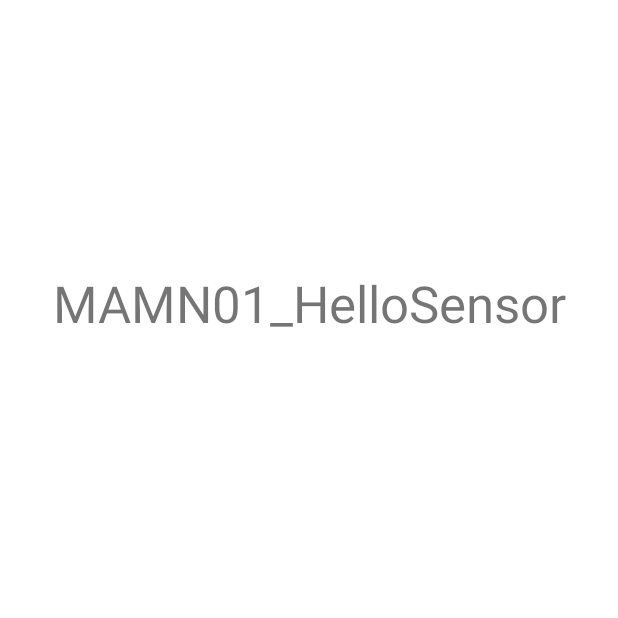
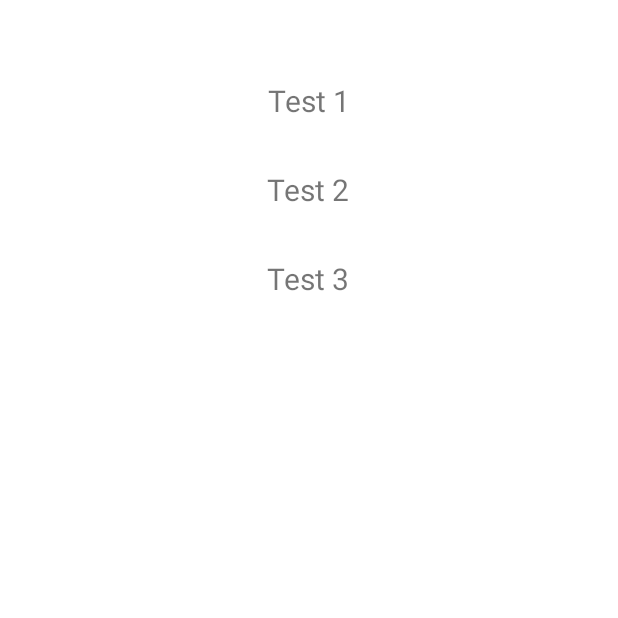
Before and after one commit to UsperX/MAMN01_HelloSensor, an Android app: the AccelerometerActivity screen opened directly, with no data from a screen before it, on a phone screen of 412 x 824 dp, the top half of it. Run offline under Robolectric (Android 15) with nearby library versions, the phone set to English and light mode, and no system bars.

Commit message:
Add accelerometer functionality

```diff
--- a/app/src/main/java/com/example/mamn01_hellosensor/AccelerometerActivity.java
+++ b/app/src/main/java/com/example/mamn01_hellosensor/AccelerometerActivity.java
@@ -2,13 +2,75 @@ package com.example.mamn01_hellosensor;
 
 import androidx.appcompat.app.AppCompatActivity;
 
+import android.hardware.Sensor;
+import android.hardware.SensorEvent;
+import android.hardware.SensorEventListener;
+import android.hardware.SensorManager;
 import android.os.Bundle;
+import android.widget.TextView;
+import android.hardware.SensorManager;
 
 public class AccelerometerActivity extends AppCompatActivity {
+
+    private SensorManager sensorManager;
+    private Sensor sensorAccelerometer;
+
+    private TextView xText;
+    private TextView yText;
+    private TextView zText;
+
+    private float currentX;
+    private float currentY;
+    private float currentZ;
+    private float[] floatGravity = new float[3];
 
     @Override
     protected void onCreate(Bundle savedInstanceState) {
         super.onCreate(savedInstanceState);
         setContentView(R.layout.activity_accelerometer);
+
+        xText = (TextView) findViewById(R.id.x_textView);
+        yText = (TextView) findViewById(R.id.y_textView);
+        zText = (TextView) findViewById(R.id.z_textView);
+
+        sensorManager = (SensorManager) getSystemService(SENSOR_SERVICE);
+        sensorAccelerometer = sensorManager.getDefaultSensor(Sensor.TYPE_ACCELEROMETER);
+
+        sensorManager.registerListener(sensorEventListenerAccelrometer, sensorAccelerometer, SensorManager.SENSOR_DELAY_UI);
     }
+
+    @Override
+    protected void onPause() {
+        super.onPause();
+
+        //Stop listener to save battery
+        sensorManager.unregisterListener(sensorEventListenerAccelrometer);
+    }
+
+    @Override
+    protected void onResume() {
+        super.onResume();
+        sensorManager.registerListener(sensorEventListenerAccelrometer, sensorAccelerometer, SensorManager.SENSOR_DELAY_GAME);
+    }
+
+    SensorEventListener sensorEventListenerAccelrometer = new SensorEventListener() {
+        @Override
+        public void onSensorChanged(SensorEvent sensorEvent) {
+            final float alpha = 0.2f;
+
+            floatGravity[0] = alpha * floatGravity[0] + (1-alpha) * sensorEvent.values[0];
+            floatGravity[1] = alpha * floatGravity[1] + (1-alpha) * sensorEvent.values[1];
+            floatGravity[2] = alpha * floatGravity[2] + (1-alpha) * sensorEvent.values[2];
+
+
+            xText.setText("X: " + Math.round(floatGravity[0]*10.0)/10.0);
+            yText.setText("Y: " + Math.round(floatGravity[1]*10.0)/10.0);
+            zText.setText("Z: " + Math.round(floatGravity[2]*10.0)/10.0);
+        }
+
+        @Override
+        public void onAccuracyChanged(Sensor sensor, int i) {
+        }
+    };
+
 }
--- a/app/src/main/java/com/example/mamn01_hellosensor/CompassActivity.java
+++ b/app/src/main/java/com/example/mamn01_hellosensor/CompassActivity.java
@@ -46,8 +46,8 @@ public class CompassActivity extends AppCompatActivity {
         sensorAccelerometer = sensorManager.getDefaultSensor(Sensor.TYPE_ACCELEROMETER);
         sensorMagneticField = sensorManager.getDefaultSensor(Sensor.TYPE_MAGNETIC_FIELD);
 
-        sensorManager.registerListener(sensorEventListenerAccelrometer, sensorAccelerometer, SensorManager.SENSOR_DELAY_UI);
-        sensorManager.registerListener(sensorEventListenerMagneticField, sensorMagneticField, SensorManager.SENSOR_DELAY_UI);
+        sensorManager.registerListener(sensorEventListenerAccelrometer, sensorAccelerometer, SensorManager.SENSOR_DELAY_GAME);
+        sensorManager.registerListener(sensorEventListenerMagneticField, sensorMagneticField, SensorManager.SENSOR_DELAY_GAME);
     }
 
     @Override
@@ -62,8 +62,8 @@ public class CompassActivity extends AppCompatActivity {
     @Override
     protected void onResume() {
         super.onResume();
-        sensorManager.registerListener(sensorEventListenerAccelrometer, sensorAccelerometer, SensorManager.SENSOR_DELAY_UI);
-        sensorManager.registerListener(sensorEventListenerMagneticField, sensorMagneticField, SensorManager.SENSOR_DELAY_UI);
+        sensorManager.registerListener(sensorEventListenerAccelrometer, sensorAccelerometer, SensorManager.SENSOR_DELAY_GAME);
+        sensorManager.registerListener(sensorEventListenerMagneticField, sensorMagneticField, SensorManager.SENSOR_DELAY_GAME);
     }
 
     SensorEventListener sensorEventListenerAccelrometer = new SensorEventListener() {
--- a/app/src/main/res/layout/activity_accelerometer.xml
+++ b/app/src/main/res/layout/activity_accelerometer.xml
@@ -4,17 +4,47 @@
     xmlns:tools="http://schemas.android.com/tools"
     android:layout_width="match_parent"
     android:layout_height="match_parent"
+    android:keepScreenOn="true"
     tools:context=".AccelerometerActivity">
 
     <TextView
-        android:id="@+id/textView2"
+        android:id="@+id/x_textView"
         android:layout_width="wrap_content"
         android:layout_height="wrap_content"
-        android:layout_marginTop="179dp"
-        android:text="@string/app_name"
-        android:textAlignment="center"
-        android:textSize="34sp"
+        android:layout_marginStart="16dp"
+        android:layout_marginTop="53dp"
+        android:layout_marginEnd="16dp"
+        android:text="Test 1"
+        android:textSize="20sp"
         app:layout_constraintEnd_toEndOf="parent"
         app:layout_constraintStart_toStartOf="parent"
         app:layout_constraintTop_toTopOf="parent" />
+
+    <TextView
+        android:id="@+id/y_textView"
+        android:layout_width="wrap_content"
+        android:layout_height="wrap_content"
+        android:layout_marginStart="16dp"
+        android:layout_marginTop="32dp"
+        android:layout_marginEnd="16dp"
+        android:text="Test 2"
+        android:textSize="20sp"
+        app:layout_constraintEnd_toEndOf="parent"
+        app:layout_constraintHorizontal_bias="0.498"
+        app:layout_constraintStart_toStartOf="parent"
+        app:layout_constraintTop_toBottomOf="@+id/x_textView" />
+
+    <TextView
+        android:id="@+id/z_textView"
+        android:layout_width="wrap_content"
+        android:layout_height="wrap_content"
+        android:layout_marginStart="16dp"
+        android:layout_marginTop="32dp"
+        android:layout_marginEnd="16dp"
+        android:text="Test 3"
+        android:textSize="20sp"
+        app:layout_constraintEnd_toEndOf="parent"
+        app:layout_constraintHorizontal_bias="0.498"
+        app:layout_constraintStart_toStartOf="parent"
+        app:layout_constraintTop_toBottomOf="@+id/y_textView" />
 </androidx.constraintlayout.widget.ConstraintLayout>
```
